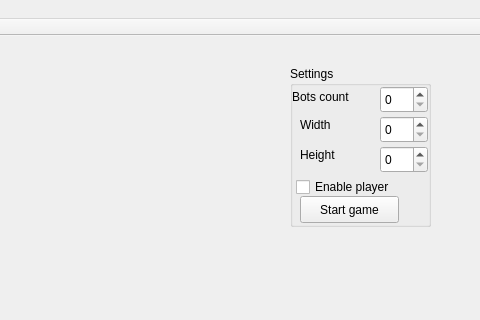
Above: game.ui from Sophie-Williams/PixelTanks before the change; both pictures show x 720 to 1200 and y 0 to 320 of the 1200 by 670 pixel window. Below: the same form after it.
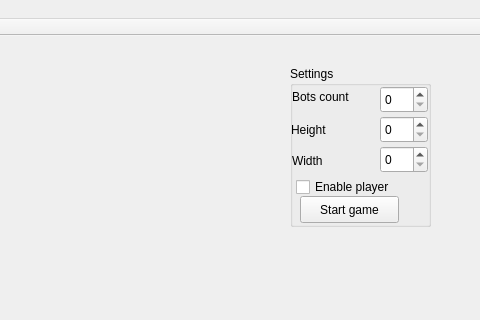
That is the form after the change.

The edit to the form file:
```diff
--- a/game.ui
+++ b/game.ui
@@ -62,8 +62,8 @@
     <widget class="QLabel" name="HeigthLabel">
      <property name="geometry">
       <rect>
-       <x>10</x>
-       <y>80</y>
+       <x>1</x>
+       <y>55</y>
        <width>67</width>
        <height>17</height>
       </rect>
@@ -75,8 +75,8 @@
     <widget class="QLabel" name="WidthLabel">
      <property name="geometry">
       <rect>
-       <x>10</x>
-       <y>50</y>
+       <x>2</x>
+       <y>86</y>
        <width>67</width>
        <height>17</height>
       </rect>
```
Left out of the diff: 2 changed lines with no effect on the pictures.
